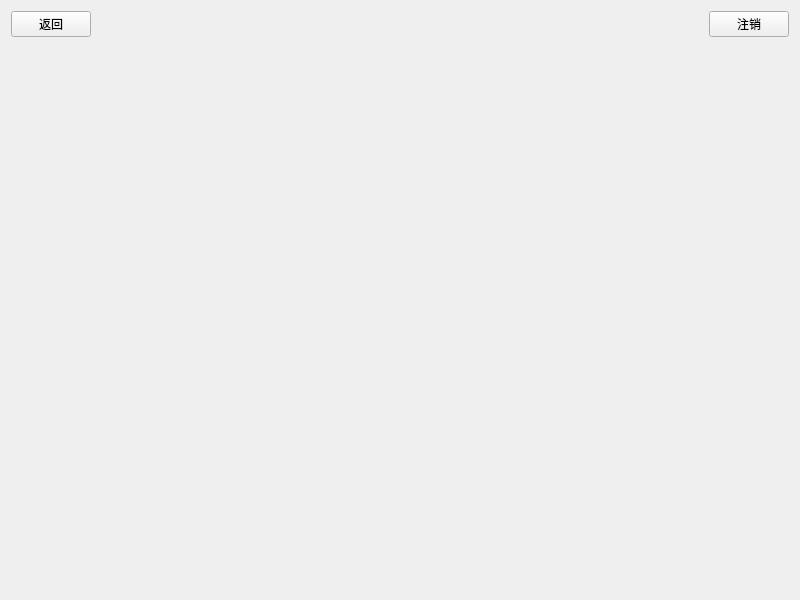
Qt form masterview.ui (Bypositive/Qt_Experience03) before a commit.
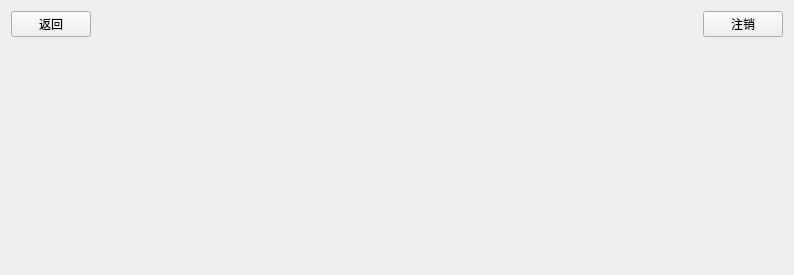
The same form after that commit.

Diff of the .ui file:
```diff
--- a/masterview.ui
+++ b/masterview.ui
@@ -6,8 +6,8 @@
    <rect>
     <x>0</x>
     <y>0</y>
-    <width>800</width>
-    <height>600</height>
+    <width>794</width>
+    <height>275</height>
    </rect>
   </property>
   <property name="windowTitle">
@@ -39,7 +39,7 @@
      <item>
       <widget class="QLabel" name="labelTitle">
        <property name="text">
-        <string>                    </string>
+        <string/>
        </property>
       </widget>
      </item>
```
